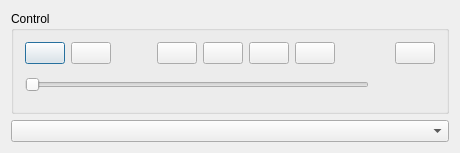
First picture: the form in qaudiodialog.ui, repository AlexeyVKrasnoperov/QAudioPlayer, before the edit.
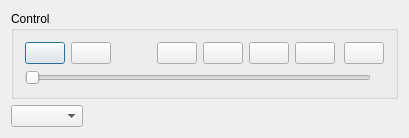
Second picture: the form after the edit. Icons and pictures are not drawn.

What changed in the file:
```diff
--- a/qaudiodialog.ui
+++ b/qaudiodialog.ui
@@ -6,8 +6,8 @@
    <rect>
     <x>0</x>
     <y>0</y>
-    <width>460</width>
-    <height>153</height>
+    <width>409</width>
+    <height>138</height>
    </rect>
   </property>
   <property name="windowTitle">
@@ -150,14 +150,7 @@
          </widget>
         </item>
         <item>
-         <widget class="QLabel" name="labelPosition">
-          <property name="minimumSize">
-           <size>
-            <width>60</width>
-            <height>0</height>
-           </size>
-          </property>
-         </widget>
+         <widget class="QLabel" name="labelPosition"/>
         </item>
        </layout>
       </item>
@@ -165,7 +158,24 @@
     </widget>
    </item>
    <item>
-    <widget class="QComboBox" name="comboBoxOutputDevice"/>
+    <layout class="QHBoxLayout" name="horizontalLayoutDevice">
+     <item>
+      <widget class="QComboBox" name="comboBoxOutputDevice"/>
+     </item>
+     <item>
+      <spacer name="horizontalSpacer_3">
+       <property name="orientation">
+        <enum>Qt::Horizontal</enum>
+       </property>
+       <property name="sizeHint" stdset="0">
+        <size>
+         <width>20</width>
+         <height>20</height>
+        </size>
+       </property>
+      </spacer>
+     </item>
+    </layout>
    </item>
   </layout>
  </widget>
```
Left out of the diff: 2 changed lines with no effect on the pictures.
